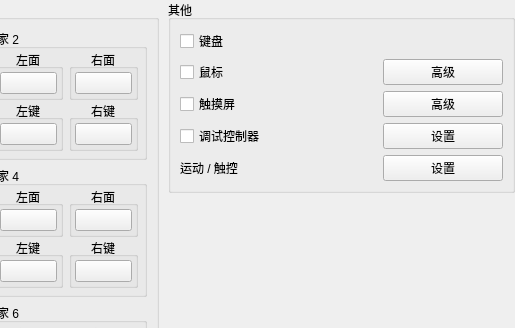
Before: the Qt Designer form src/yuzu/configuration/configure_input_advanced.ui in formylover/yuzu-early-access, drawn with Qt 5; both pictures show x 195 to 710 and y 0 to 328 of the 710 by 583 pixel window.
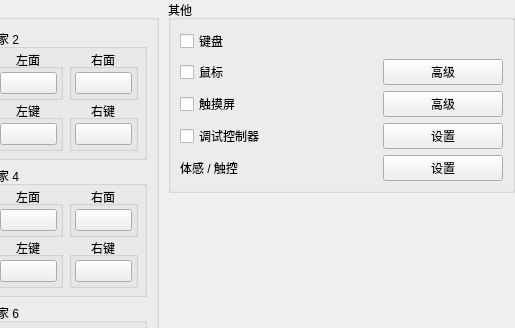
After: the same form once the commit is applied.

```diff
--- a/src/yuzu/configuration/configure_input_advanced.ui
+++ b/src/yuzu/configuration/configure_input_advanced.ui
@@ -2599,7 +2599,7 @@
                <item row="6" column="0">
                 <widget class="QLabel" name="motion_touch">
                  <property name="text">
-                  <string>运动 / 触控</string>
+                  <string>体感 / 触控</string>
                  </property>
                 </widget>
                </item>
```
